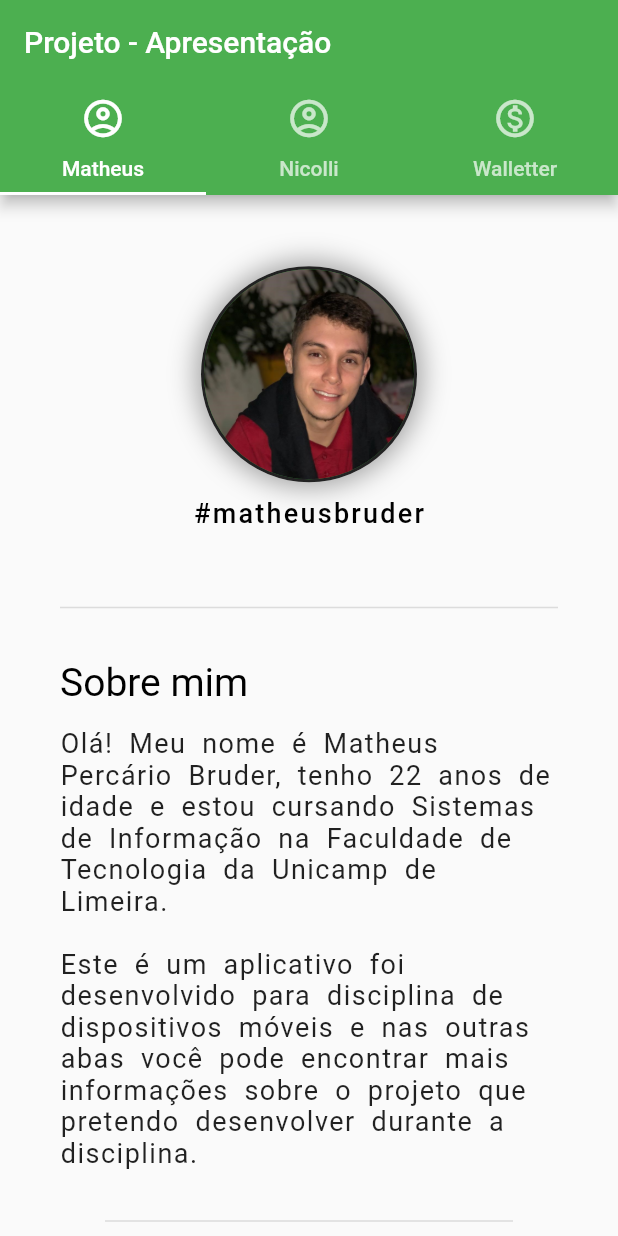
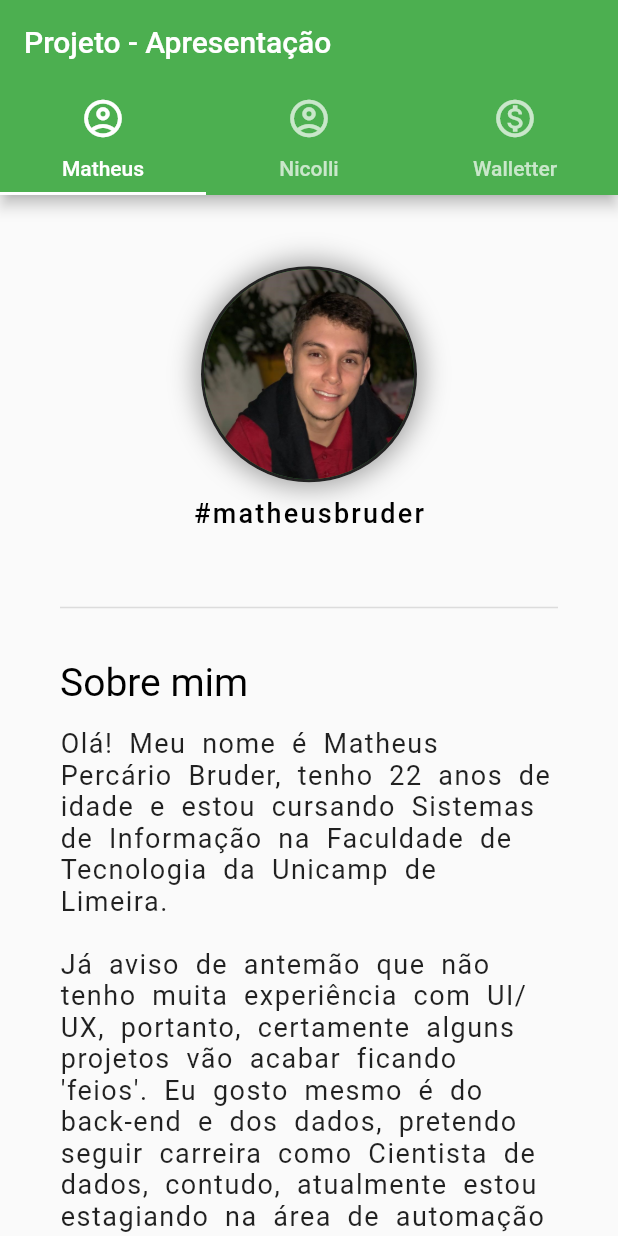
Before and after one commit to matheuspercario/SI700-mobile, a Flutter app: the screen it shows after launch, on a phone screen of 412 x 824 dp. Run offline on Flutter 3.47's test engine with Material 2 defaults, Android fonts, the phone set to English and light mode, and no system bars.

Commit message:
Update mScreen_main.dart

```diff
--- a/flutter_project_apresentation/lib/views/matheus_screen/mScreen_main.dart
+++ b/flutter_project_apresentation/lib/views/matheus_screen/mScreen_main.dart
@@ -93,7 +93,7 @@ Widget descriptionText() {
           height: 15.0,
         ),
         Text(
-          "Olá! Meu nome é Matheus Percário Bruder, tenho 22 anos de idade e estou cursando Sistemas de Informação na Faculdade de Tecnologia da Unicamp de Limeira.\n\nEste é um aplicativo foi desenvolvido para disciplina de dispositivos móveis e nas outras abas você pode encontrar mais informações sobre o projeto que pretendo desenvolver durante a disciplina.",
+          "Olá! Meu nome é Matheus Percário Bruder, tenho 22 anos de idade e estou cursando Sistemas de Informação na Faculdade de Tecnologia da Unicamp de Limeira.\n\nJá aviso de antemão que não tenho muita experiência com UI/UX, portanto, certamente alguns projetos vão acabar ficando 'feios'. Eu gosto mesmo é do back-end e dos dados, pretendo seguir carreira como Cientista de dados, contudo, atualmente estou estagiando na área de automação de processos na Bosch (Campinas-SP).\n\nEste é um aplicativo foi desenvolvido para disciplina de dispositivos móveis e nas outras abas você pode encontrar mais informações sobre o projeto que pretendo desenvolver durante a disciplina.",
           style: TextStyle(
             fontSize: 18.0,
             fontStyle: FontStyle.normal,
```
